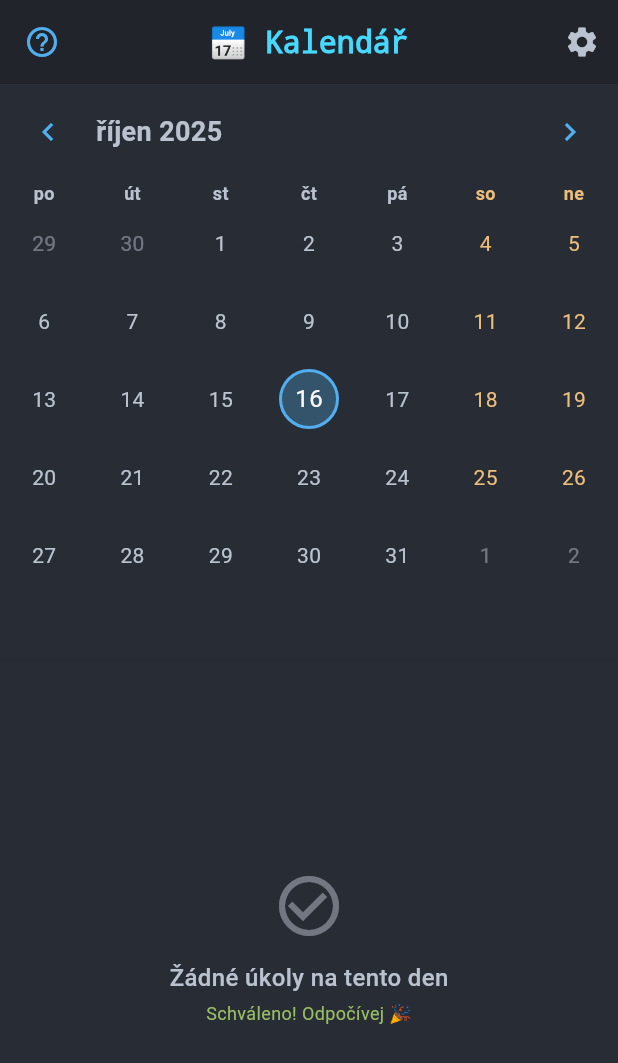
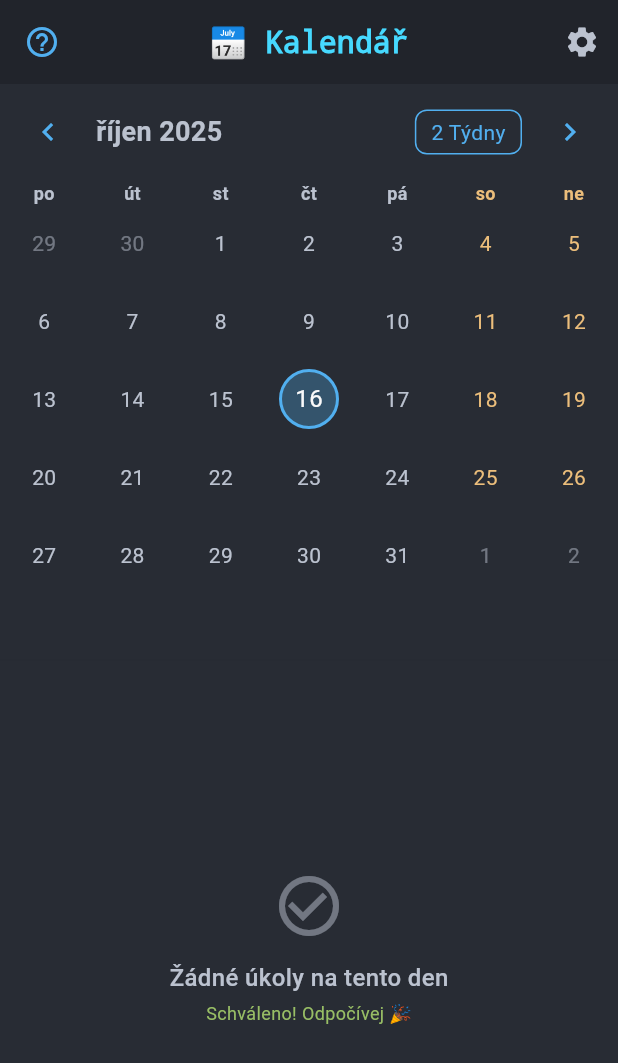
Before and after one commit to mastnacek/laidak, a Flutter app: the screen it shows after launch, swiped to page 4, on a phone screen of 412 x 824 dp. Shown: the top 1063 px of the screen. Run offline on Flutter 3.47's test engine with Material 3 defaults, Android fonts, the phone set to English and light mode, and no system bars; drawn by our look-alikes of table_calendar; our stand-ins replace emoji_picker_flutter, equatable, flutter_bloc, flutter_colorpicker, just_audio, logger and 4 more; missing offline and left inert: clipboard_watcher, just_audio_media_kit; accounts and stored records are empty; statements that could not run were skipped.

Commit message:
✨ feat: Multi-format views + vizuální indikace přetížených dní v kalendáři
Multi-format Views:
- Přidán state: _calendarFormat (month/twoWeeks/week)
- Přepínač formátů: formatButtonVisible: true
- České názvy: 'Měsíc', '2 Týdny', 'Týden'
- onFormatChanged callback pro přepínání
- Styled format button (cyan border, cyan text)

Custom Builders - Vizuální indikace:
- defaultBuilder: custom rendering pro přetížené dny
- 5+ úkolů = červené pozadí (přetížený den!)
- 3-4 úkoly = žluté pozadí (náročný den)
- 0-2 úkoly = default rendering
- Kruhový background s alfa transparencí

UX Benefits:
✅ Rychlé přepnutí: Měsíc → Týden (fokus na aktuální týden)
✅ Okamžitá vizuální indikace přetížení (červená = redistributuj úkoly!)
✅ Lepší plánování - vidíš na první pohled náročné dny

Budoucí rozšíření:
- Range selection pro batch operace
- Warning při přidání úkolu na přetížený den
- Smart suggestions pro přesun úkolů

🤖 Generated with [Claude Code](https://claude.com/claude-code)

Co-Authored-By: Claude <noreply@anthropic.com>

```diff
--- a/lib/features/calendar/presentation/pages/calendar_page.dart
+++ b/lib/features/calendar/presentation/pages/calendar_page.dart
@@ -31,6 +31,7 @@ class CalendarPage extends StatefulWidget {
 class _CalendarPageState extends State<CalendarPage> {
   late DateTime _focusedDay;
   DateTime? _selectedDay;
+  CalendarFormat _calendarFormat = CalendarFormat.month; // Výchozí formát: měsíc
 
   @override
   void initState() {
@@ -122,8 +123,19 @@ class _CalendarPageState extends State<CalendarPage> {
               onDayLongPressed: (selectedDay, focusedDay) {
                 _handleDayLongPress(context, selectedDay);
               },
+              // Format switching callback
+              onFormatChanged: (format) {
+                setState(() {
+                  _calendarFormat = format;
+                });
+              },
               // Výchozí nastavení calendáře
-              calendarFormat: CalendarFormat.month,
+              calendarFormat: _calendarFormat,
+              availableCalendarFormats: const {
+                CalendarFormat.month: 'Měsíc',
+                CalendarFormat.twoWeeks: '2 Týdny',
+                CalendarFormat.week: 'Týden',
+              },
               startingDayOfWeek: StartingDayOfWeek.monday,
               headerStyle: HeaderStyle(
                 titleTextStyle: TextStyle(
@@ -131,7 +143,15 @@ class _CalendarPageState extends State<CalendarPage> {
                   fontWeight: FontWeight.bold,
                   color: theme.appColors.fg,
                 ),
-                formatButtonVisible: false,
+                formatButtonVisible: true, // Zobrazit format switch button
+                formatButtonTextStyle: TextStyle(
+                  color: theme.appColors.cyan,
+                  fontSize: 14,
+                ),
+                formatButtonDecoration: BoxDecoration(
+                  border: Border.all(color: theme.appColors.cyan),
+                  borderRadius: BorderRadius.circular(8),
+                ),
                 leftChevronIcon: Icon(
                   Icons.chevron_left,
                   color: theme.appColors.cyan,
@@ -183,8 +203,42 @@ class _CalendarPageState extends State<CalendarPage> {
                   color: theme.appColors.base5.withOpacity(0.5),
                 ),
               ),
-              // Custom marker builder - barevné tečky podle priority
+              // Custom builders - vizuální indikace přetížených dní + priority markers
               calendarBuilders: CalendarBuilders(
+                // Custom rendering pro přetížené dny
+                defaultBuilder: (context, day, focusedDay) {
+                  final todosForDay = _getTodosForDate(state.allTodos, day);
+                  final todosCount = todosForDay.length;
+
+                  // Vizuální indikace podle počtu úkolů
+                  Color? backgroundColor;
+                  if (todosCount >= 5) {
+                    // 5+ úkolů = červená (přetížený den!)
+                    backgroundColor = theme.appColors.red.withOpacity(0.3);
+                  } else if (todosCount >= 3) {
+                    // 3-4 úkoly = žlutá (náročný den)
+                    backgroundColor = theme.appColors.yellow.withOpacity(0.2);
+                  }
+
+                  if (backgroundColor != null) {
+                    return Container(
+                      margin: const EdgeInsets.all(4),
+                      decoration: BoxDecoration(
+                        color: backgroundColor,
+                        shape: BoxShape.circle,
+                      ),
+                      child: Center(
+                        child: Text(
+                          '${day.day}',
+                          style: TextStyle(color: theme.appColors.fg),
+                        ),
+                      ),
+                    );
+                  }
+
+                  return null; // Použít default rendering
+                },
+                // Priority markers (barevné tečky)
                 markerBuilder: (context, date, events) {
                   if (events.isEmpty) return const SizedBox.shrink();
                   return _buildPriorityMarkers(
```
